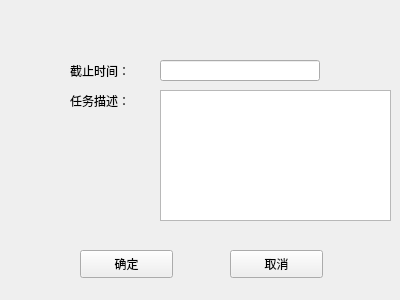
The window that OutTime/edittable2.ui (agilelike/OurTime) describes before a commit, drawn with Qt 5.
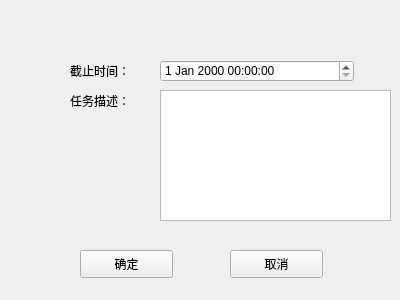
The same window after the commit.

```diff
--- a/OutTime/edittable2.ui
+++ b/OutTime/edittable2.ui
@@ -26,16 +26,6 @@
     <string>截止时间：</string>
    </property>
   </widget>
-  <widget class="QLineEdit" name="lineEdit">
-   <property name="geometry">
-    <rect>
-     <x>160</x>
-     <y>60</y>
-     <width>160</width>
-     <height>21</height>
-    </rect>
-   </property>
-  </widget>
   <widget class="QLabel" name="label_2">
    <property name="geometry">
     <rect>
@@ -85,6 +75,16 @@
     </rect>
    </property>
   </widget>
+  <widget class="QDateTimeEdit" name="dateTimeEdit">
+   <property name="geometry">
+    <rect>
+     <x>160</x>
+     <y>60</y>
+     <width>194</width>
+     <height>22</height>
+    </rect>
+   </property>
+  </widget>
  </widget>
  <resources/>
  <connections/>
```
